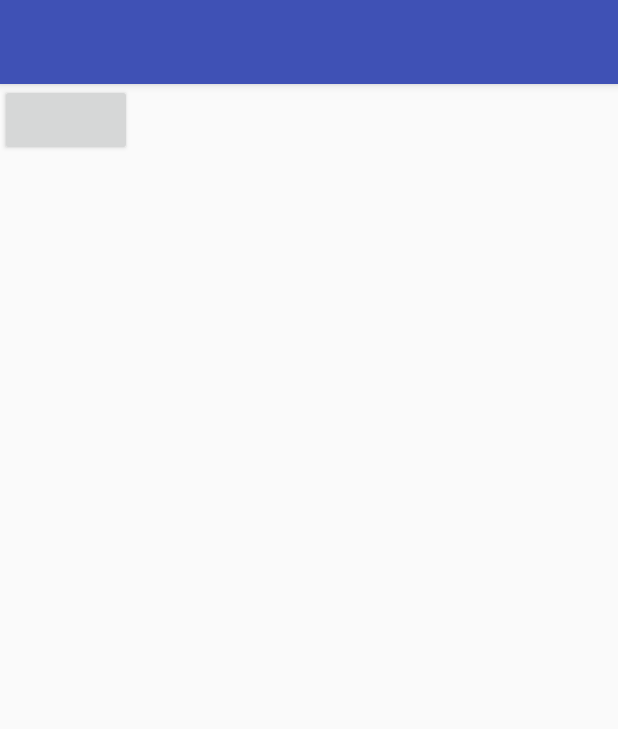
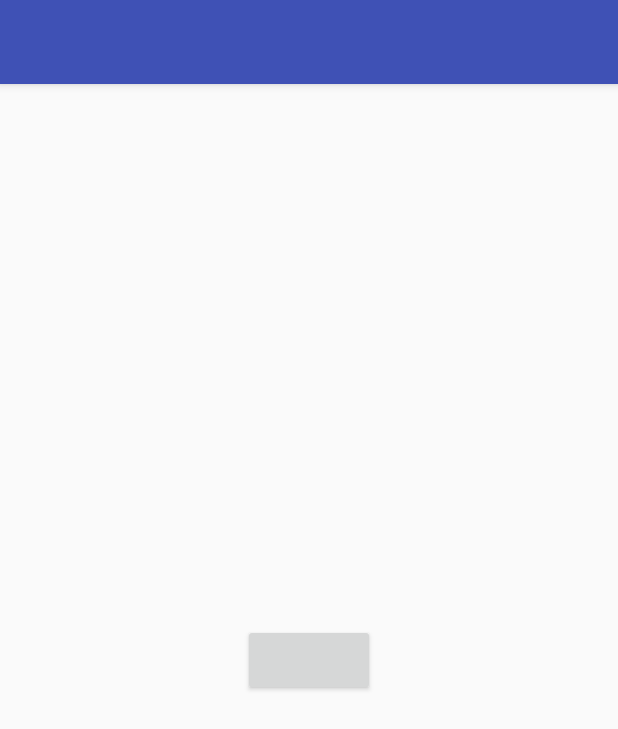
Before and after one commit to FBU-a3/convo, an Android app: the screen it shows after launch (LoginActivity), on a phone screen of 412 x 824 dp. Shown: the top 729 px of the screen. Run offline under Robolectric (Android 15) with nearby library versions, the phone set to English and light mode, and no system bars; libraries missing offline, so code that uses them is left out: com.facebook, com.facebook.login; plain views replace LoginButton; 4 statements that could not run were skipped.

Commit message:
layout login screen

```diff
--- a/app/src/main/java/a3/com/convo/LoginActivity.java
+++ b/app/src/main/java/a3/com/convo/LoginActivity.java
@@ -4,6 +4,7 @@ import android.app.Activity;
 import android.content.Intent;
 import android.os.Bundle;
 import android.support.v7.app.AppCompatActivity;
+import android.util.Log;
 import android.view.View;
 import android.widget.Toast;
 
@@ -11,9 +12,14 @@ import com.facebook.AccessToken;
 import com.facebook.CallbackManager;
 import com.facebook.FacebookCallback;
 import com.facebook.FacebookException;
+import com.facebook.GraphRequest;
+import com.facebook.GraphResponse;
 import com.facebook.login.LoginManager;
 import com.facebook.login.LoginResult;
 import com.facebook.login.widget.LoginButton;
+
+import org.json.JSONArray;
+import org.json.JSONObject;
 
 import java.util.Arrays;
 
@@ -39,6 +45,7 @@ public class LoginActivity extends AppCompatActivity {
                 AccessToken accessToken = AccessToken.getCurrentAccessToken();
                 boolean isLoggedIn = accessToken != null && !accessToken.isExpired();
                 Toast.makeText(context, "Logged in successfully", Toast.LENGTH_LONG).show();
+                getLikedPageInfo(loginResult);
             }
 
             @Override
@@ -66,4 +73,41 @@ public class LoginActivity extends AppCompatActivity {
         callbackManager.onActivityResult(requestCode, resultCode, data);
         super.onActivityResult(requestCode, resultCode, data);
     }
+
+    protected void getLikedPageInfo(LoginResult login_result) {
+        GraphRequest data_request = GraphRequest.newMeRequest(
+                login_result.getAccessToken(),
+                new GraphRequest.GraphJSONObjectCallback() {
+                    @Override
+                    public void onCompleted(
+                            JSONObject json_object,
+                            GraphResponse response) {
+
+                        try {
+                            // convert Json object into Json array
+                            JSONArray posts = json_object.getJSONObject("likes").optJSONArray("data");
+
+                            for (int i = 0; i < posts.length(); i++) {
+
+                                JSONObject post = posts.optJSONObject(i);
+                                String id = post.optString("id");
+                                String category = post.optString("category");
+                                String name = post.optString("name");
+                                int count = post.optInt("likes");
+                                // print id, page name and number of like of facebook page
+                                Log.e("id -", id+" name -"+name+ " category-"+
+                                        category+ " likes count -" + count);
+                            }
+
+                        } catch(Exception e){
+
+                        }
+                    }
+                });
+        Bundle permission_param = new Bundle();
+        // add the field to get the details of liked pages
+        permission_param.putString("fields", "likes{id,category,name,location,likes}");
+        data_request.setParameters(permission_param);
+        data_request.executeAsync();
+    }
 }
--- a/app/src/main/res/layout/activity_login.xml
+++ b/app/src/main/res/layout/activity_login.xml
@@ -1,5 +1,5 @@
 <?xml version="1.0" encoding="utf-8"?>
-<android.support.constraint.ConstraintLayout xmlns:android="http://schemas.android.com/apk/res/android"
+<RelativeLayout xmlns:android="http://schemas.android.com/apk/res/android"
     xmlns:app="http://schemas.android.com/apk/res-auto"
     xmlns:tools="http://schemas.android.com/tools"
     android:layout_width="match_parent"
@@ -10,8 +10,9 @@
         android:id="@+id/login_button"
         android:layout_width="wrap_content"
         android:layout_height="wrap_content"
+        android:layout_centerInParent="true"
         android:layout_gravity="center_horizontal"
-        android:layout_marginTop="30dp"
-        android:layout_marginBottom="30dp" />
+        tools:layout_editor_absoluteX="103dp"
+        tools:layout_editor_absoluteY="300dp" />
 
-</android.support.constraint.ConstraintLayout>
+</RelativeLayout>
```
